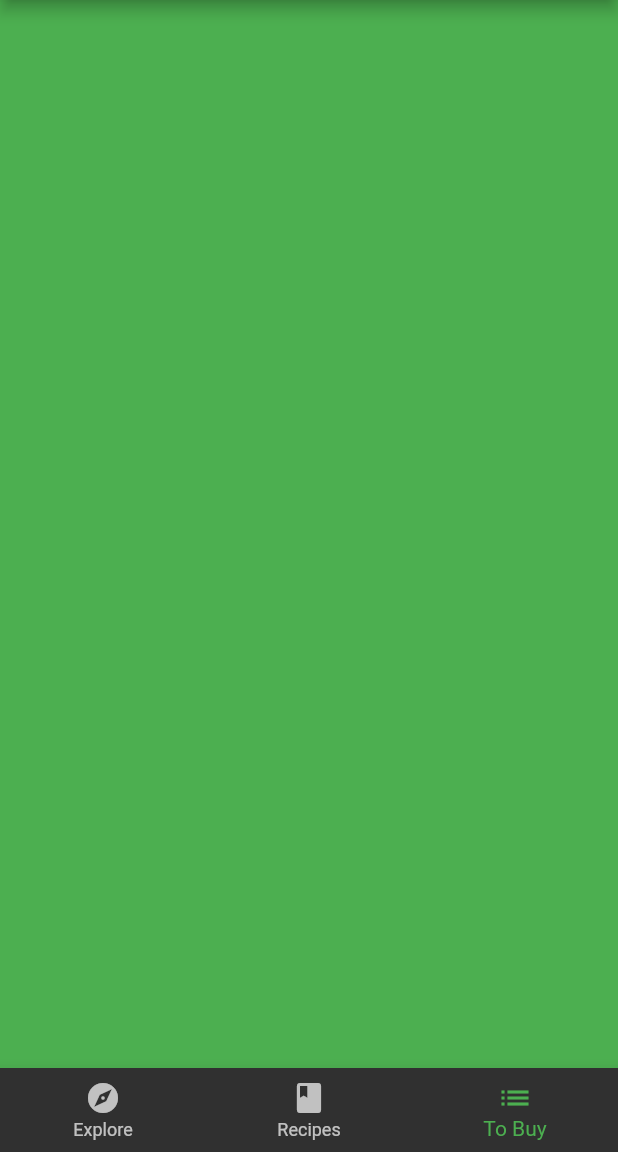
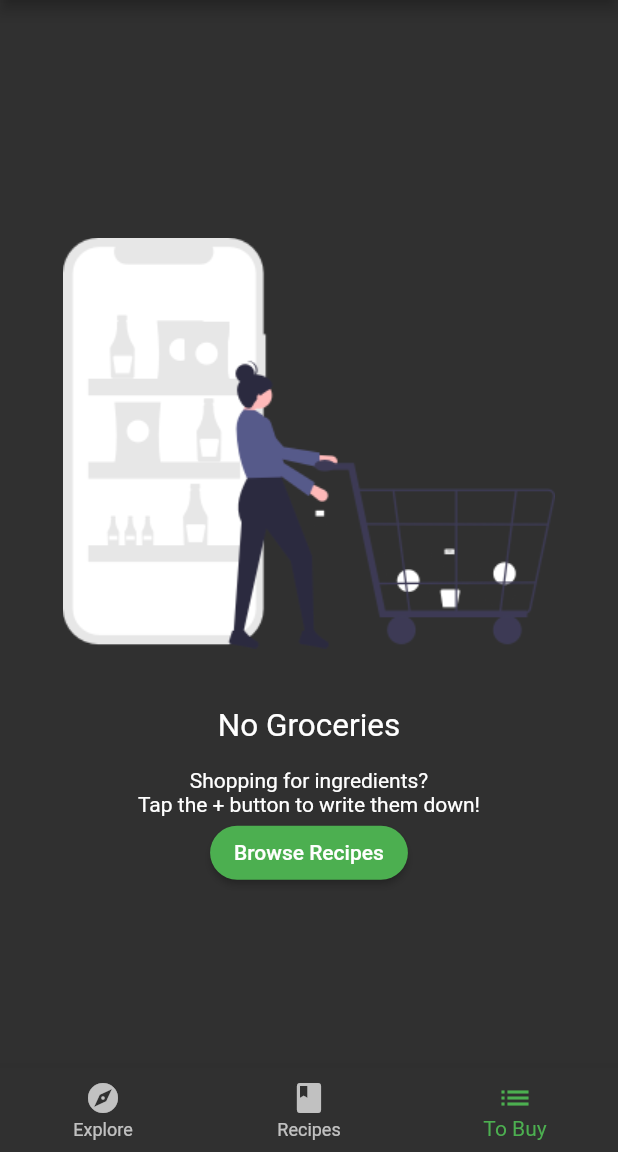
Before and after one commit to johnnjuki/Fooderlich-flta, a Flutter app: the screen it shows after launch, item 3 of the bottom bar chosen, on a phone screen of 412 x 824 dp, the part 84-1236 px from its top. Run offline on Flutter 3.47's test engine with Material 2 defaults, Android fonts, the phone set to English and light mode, and no system bars; our stand-ins replace google_fonts.

Commit message:
Create an empty Grocery Screen

```diff
--- /dev/null
+++ b/lib/screens/empty_grocery_screen.dart
@@ -0,0 +1,46 @@
+import 'package:flutter/material.dart';
+
+class EmptyGroceryScreen extends StatelessWidget {
+  const EmptyGroceryScreen({Key? key}) : super(key: key);
+
+  @override
+  Widget build(BuildContext context) {
+    return Padding(
+      padding: const EdgeInsets.all(30.0),
+      child: Center(
+        child: Column(
+          mainAxisAlignment: MainAxisAlignment.center,
+          children: [
+            Flexible(
+              child: AspectRatio(
+                aspectRatio: 1 / 1,
+                child: Image.asset('assets/fooderlich_assets/empty_list.png'),
+              ),
+            ),
+            const Text(
+              'No Groceries',
+              style: TextStyle(fontSize: 21.0),
+            ),
+            const SizedBox(height: 16.0),
+            const Text(
+              'Shopping for ingredients?\n'
+              'Tap the + button to write them down!',
+              textAlign: TextAlign.center,
+            ),
+            MaterialButton(
+              textColor: Colors.white,
+              child: const Text('Browse Recipes'),
+              shape: RoundedRectangleBorder(
+                borderRadius: BorderRadius.circular(30.0),
+              ),
+              color: Colors.green,
+              onPressed: () {
+                // TODO 8: Go to Recipes Tab
+              },
+            ),
+          ],
+        ),
+      ),
+    );
+  }
+}
--- a/lib/screens/grocery_screen.dart
+++ b/lib/screens/grocery_screen.dart
@@ -1,12 +1,14 @@
 import 'package:flutter/material.dart';
+
+import 'empty_grocery_screen.dart';
 
 class GroceryScreen extends StatelessWidget {
   const GroceryScreen({Key? key}) : super(key: key);
 
   @override
   Widget build(BuildContext context) {
-    // TODO: Replace with EmptyGroceryScreen
-    return Container(color: Colors.green);
+    // TODO: Add a Scaffold widget
+    return const EmptyGroceryScreen();
   }
   // TODO: Add buildGroceryScreen
 }
```
